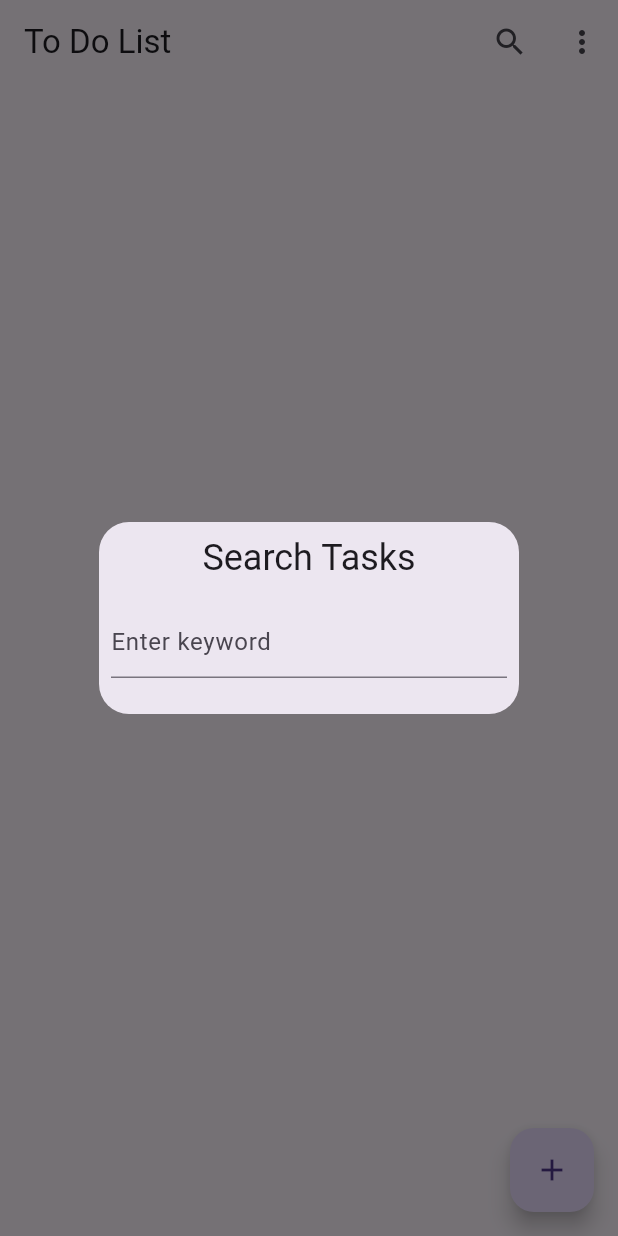
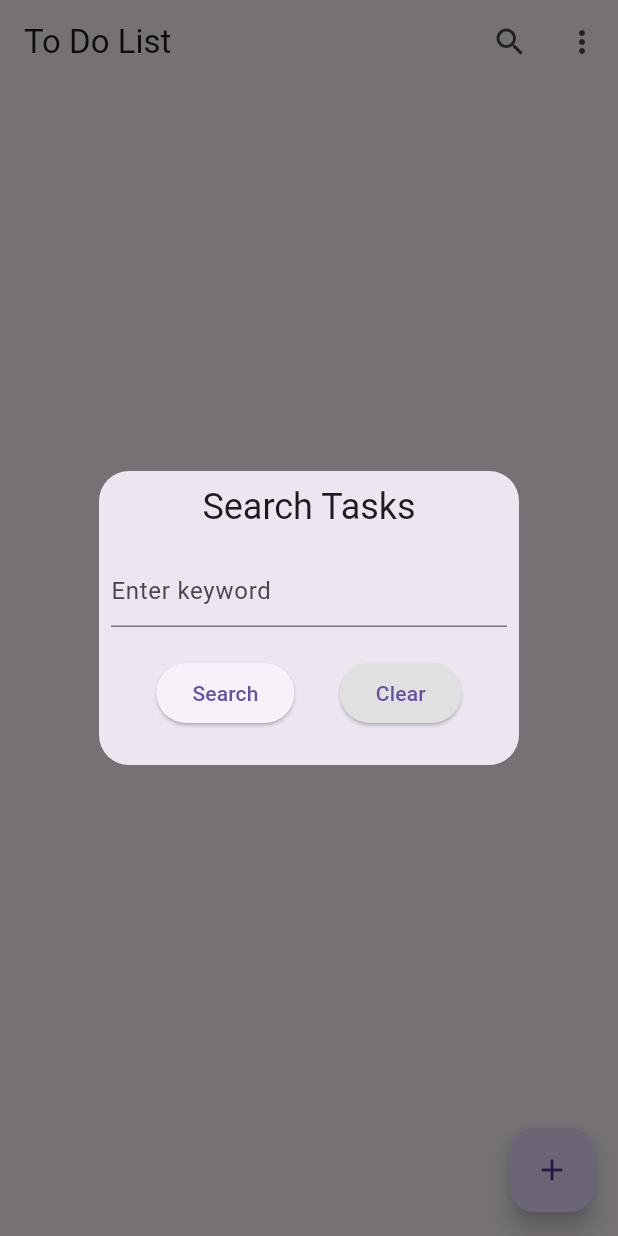
Before and after one commit to OmGaneshkdeshmukh/assignmentQuantumItInnovation, a Flutter app: the screen it shows after launch, after a tap on the "search" icon, on a phone screen of 412 x 824 dp. Run offline on Flutter 3.47's test engine with Material 3 defaults, Android fonts, the phone set to English and light mode, and no system bars; our stand-ins replace flutter_local_notifications, get, timezone.

Commit message:
Task Priority,Sort Task,Search Task

```diff
--- a/todoapp/lib/controller/task_controller.dart
+++ b/todoapp/lib/controller/task_controller.dart
@@ -21,7 +21,7 @@ class TaskController extends GetxController {
   }
 
   void sortTasksByPriority() {
-    tasks.sort((a, b) => b.priority.compareTo(a.priority));
+    tasks.sort((a, b) => a.priority.compareTo(b.priority));
   }
 
   void sortTasksByDueDate() {
--- a/todoapp/lib/main.dart
+++ b/todoapp/lib/main.dart
@@ -1,9 +1,15 @@
 // main.dart
 import 'package:flutter/material.dart';
 import 'package:get/get_navigation/src/root/get_material_app.dart';
+import 'package:todoapp/controller/notification_service.dart';
 import 'view/home_screen.dart';
 
-void main() => runApp(const ToDoApp());
+void main() async {
+  WidgetsFlutterBinding.ensureInitialized();
+  await NotificationService.initialize();
+  runApp(ToDoApp());
+}
+
 
 class ToDoApp extends StatelessWidget {
   const ToDoApp({super.key});
--- a/todoapp/lib/view/home_screen.dart
+++ b/todoapp/lib/view/home_screen.dart
@@ -12,6 +12,11 @@ class HomeScreen extends StatelessWidget {
   Widget build(BuildContext context) {
     final TaskController taskController = Get.put(TaskController());
     final TextEditingController searchController = TextEditingController();
+    final Map<int, String> priorityLabels = {
+      1: 'High',
+      2: 'Medium',
+      3: 'Low',
+    };
 
     return Scaffold(
       appBar: AppBar(
@@ -22,10 +27,39 @@ class HomeScreen extends StatelessWidget {
             onPressed: () {
               Get.defaultDialog(
                 title: "Search Tasks",
-                content: TextField(
-                  controller: searchController,
-                  decoration: const InputDecoration(hintText: "Enter keyword"),
-                  onChanged: (value) => taskController.searchTasks(value),
+                content: Column(
+                  children: [
+                    TextField(
+                      controller: searchController,
+                      decoration:
+                          const InputDecoration(hintText: "Enter keyword"),
+                    ),
+                    const SizedBox(height: 20),
+                    Row(
+                      mainAxisAlignment: MainAxisAlignment.spaceEvenly,
+                      children: [
+                        ElevatedButton(
+                          onPressed: () {
+                            taskController.searchTasks(searchController.text);
+                            Get.back(); // Close the dialog
+                          },
+                          child: const Text("Search"),
+                        ),
+                        ElevatedButton(
+                          style: ElevatedButton.styleFrom(
+                            backgroundColor: Colors.grey[300],
+                          ),
+                          onPressed: () {
+                            searchController.clear();
+                            taskController
+                                .sortTasksByCreation(); // Reset to original full list
+                            Get.back();
+                          },
+                          child: const Text("Clear"),
+                        ),
+                      ],
+                    ),
+                  ],
                 ),
               );
             },
@@ -58,7 +92,8 @@ class HomeScreen extends StatelessWidget {
               return ListTile(
                 title: Text(task.title),
                 subtitle: Text(
-                    "Priority: ${task.priority} | Due: ${DateFormat.yMd().add_jm().format(task.dueDate)}"),
+                  "Priority: ${priorityLabels[task.priority] ?? 'Unknown'} | Due: ${DateFormat.yMd().add_jm().format(task.dueDate)}",
+                ),
                 trailing: IconButton(
                   icon: const Icon(Icons.delete),
                   onPressed: () => taskController.removeTask(index),
--- a/todoapp/pubspec.yaml
+++ b/todoapp/pubspec.yaml
@@ -11,6 +11,7 @@ dependencies:
     sdk: flutter
   get: ^4.6.6
   intl: ^0.19.0
+  flutter_local_notifications: ^17.1.0
 
 dev_dependencies:
   flutter_test:
```
Also changed, not shown: todoapp/lib/controller/notification_service.dart (added, +45 -0 lines), todoapp/lib/view/task_form.dart (+40 -15 lines), todoapp/pubspec.lock, 1 other file.
